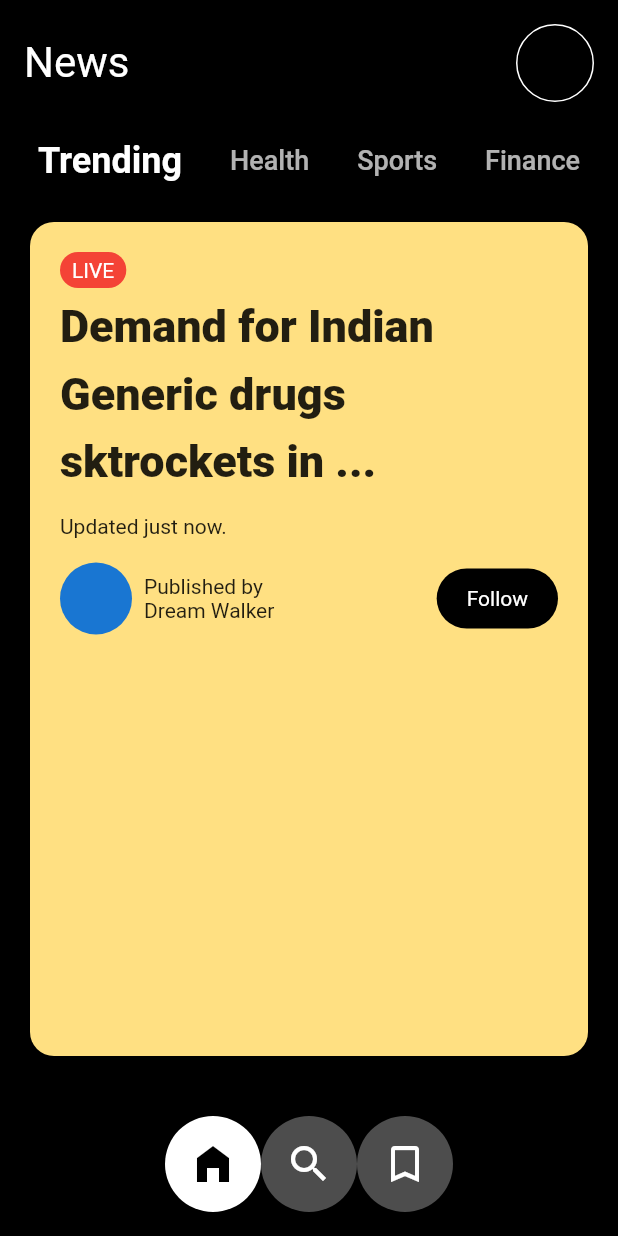
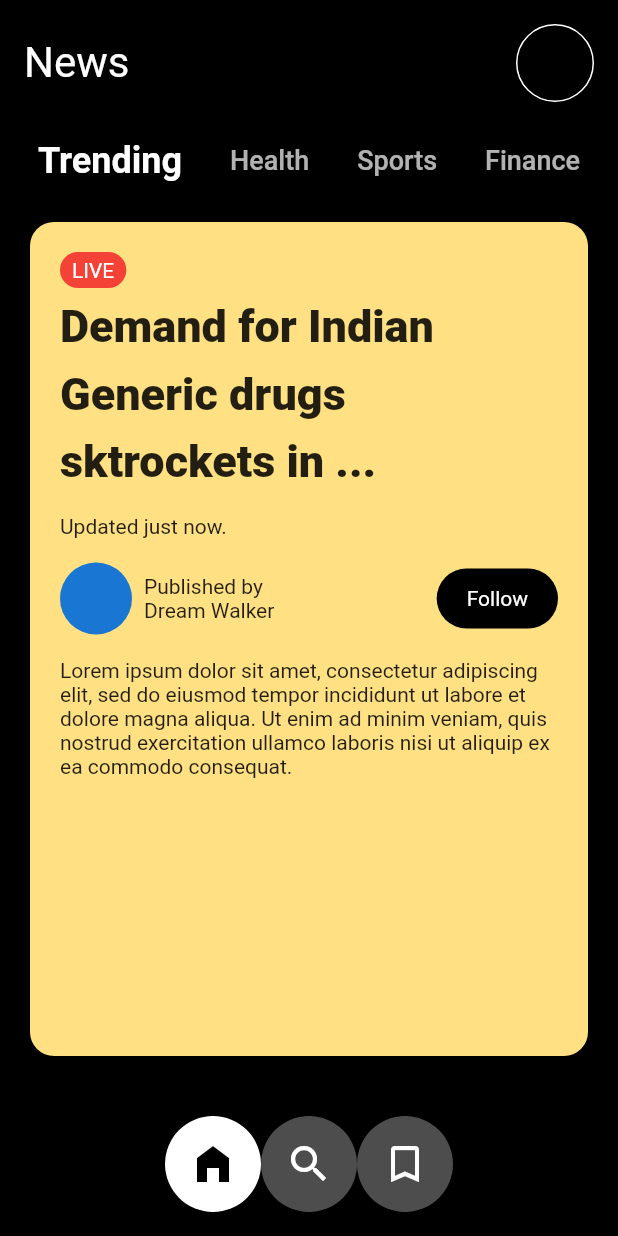
Before and after one commit to JAICHANGPARK/flutter_notebook_chapter_24, a Flutter app: the screen it shows after launch, on a phone screen of 412 x 824 dp. Run offline on Flutter 3.47's test engine with Material 2 defaults, Android fonts, the phone set to English and light mode, and no system bars; our stand-ins replace flutter_riverpod, freezed_annotation, go_router, google_fonts, ionicons, percent_indicator; missing offline and left inert: crypto_font_icons.

Commit message:
Update new_app_2_main_page.dart

```diff
--- a/lib/ep1399_news_app/view/new_app_2_main_page.dart
+++ b/lib/ep1399_news_app/view/new_app_2_main_page.dart
@@ -105,7 +105,6 @@
                                         ),
                                       ),
                                     ),
-
                                     Text(
                                       "Demand for Indian Generic drugs sktrockets in ...",
                                       style: TextStyle(
@@ -148,10 +147,12 @@
                                                 color: Colors.white,
                                               ),
                                             ),
-                                          )
+                                          ),
                                         ],
                                       ),
-                                    )
+                                    ),
+                                    Text(
+                                        "Lorem ipsum dolor sit amet, consectetur adipiscing elit, sed do eiusmod tempor incididunt ut labore et dolore magna aliqua. Ut enim ad minim veniam, quis nostrud exercitation ullamco laboris nisi ut aliquip ex ea commodo consequat."),
                                   ],
                                 ),
                               ),
```
